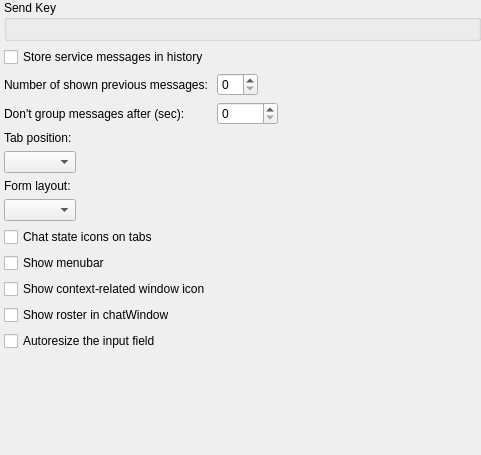
euroelessar/qutim, file core/src/corelayers/adiumchat/chatforms/tabbedchatform/settings/tabbedchatbehavior.ui: the form before one commit.
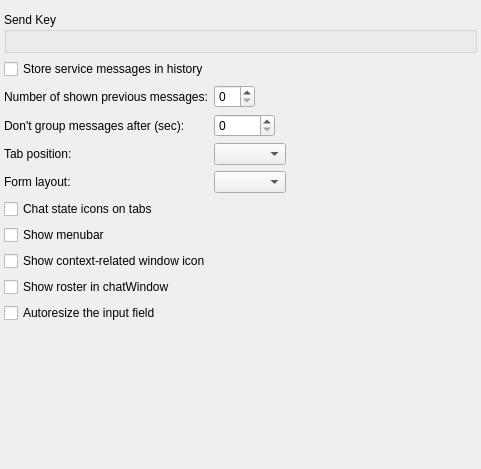
The form after the commit.

Commit message: [MacIntegration] ChatForm's tabs polishing

```diff
--- a/core/src/corelayers/adiumchat/chatforms/tabbedchatform/settings/tabbedchatbehavior.ui
+++ b/core/src/corelayers/adiumchat/chatforms/tabbedchatform/settings/tabbedchatbehavior.ui
@@ -7,7 +7,7 @@
     <x>0</x>
     <y>0</y>
     <width>481</width>
-    <height>455</height>
+    <height>469</height>
    </rect>
   </property>
   <property name="windowTitle">
@@ -15,47 +15,28 @@
   </property>
   <layout class="QFormLayout" name="formLayout">
    <property name="fieldGrowthPolicy">
-    <enum>QFormLayout::ExpandingFieldsGrow</enum>
-   </property>
-   <property name="rowWrapPolicy">
-    <enum>QFormLayout::WrapLongRows</enum>
-   </property>
-   <property name="labelAlignment">
-    <set>Qt::AlignLeading|Qt::AlignLeft|Qt::AlignVCenter</set>
+    <enum>QFormLayout::FieldsStayAtSizeHint</enum>
    </property>
    <property name="leftMargin">
     <number>4</number>
    </property>
    <property name="topMargin">
-    <number>0</number>
+    <number>12</number>
    </property>
    <property name="rightMargin">
-    <number>0</number>
+    <number>4</number>
    </property>
    <property name="bottomMargin">
-    <number>0</number>
+    <number>1</number>
    </property>
    <item row="0" column="0" colspan="2">
     <widget class="QGroupBox" name="groupBox">
-     <property name="sizePolicy">
-      <sizepolicy hsizetype="Preferred" vsizetype="Preferred">
-       <horstretch>0</horstretch>
-       <verstretch>0</verstretch>
-      </sizepolicy>
-     </property>
      <property name="title">
       <string>Send Key</string>
      </property>
      <layout class="QGridLayout" name="gridLayout_2"/>
     </widget>
    </item>
-   <item row="1" column="0">
-    <widget class="QCheckBox" name="storeBox">
-     <property name="text">
-      <string>Store service messages in history</string>
-     </property>
-    </widget>
-   </item>
    <item row="2" column="0">
     <widget class="QLabel" name="label">
      <property name="toolTip">
@@ -90,54 +71,61 @@
      </property>
     </widget>
    </item>
-   <item row="5" column="0">
+   <item row="4" column="1">
     <widget class="QComboBox" name="tabPositionBox"/>
    </item>
-   <item row="6" column="0">
+   <item row="5" column="0">
     <widget class="QLabel" name="label_4">
      <property name="text">
       <string>Form layout:</string>
      </property>
     </widget>
    </item>
-   <item row="7" column="0">
+   <item row="5" column="1">
     <widget class="QComboBox" name="formLayoutBox"/>
    </item>
-   <item row="8" column="0">
+   <item row="1" column="0" colspan="2">
+    <widget class="QCheckBox" name="storeBox">
+     <property name="text">
+      <string>Store service messages in history</string>
+     </property>
+    </widget>
+   </item>
+   <item row="6" column="0" colspan="2">
     <widget class="QCheckBox" name="stateBox">
      <property name="text">
       <string>Chat state icons on tabs</string>
      </property>
     </widget>
    </item>
-   <item row="9" column="0">
+   <item row="7" column="0" colspan="2">
     <widget class="QCheckBox" name="menuBox">
      <property name="text">
       <string>Show menubar</string>
      </property>
     </widget>
    </item>
-   <item row="12" column="0">
-    <widget class="QCheckBox" name="autoresizeBox">
-     <property name="text">
-      <string>Autoresize the input field</string>
-     </property>
-    </widget>
-   </item>
-   <item row="10" column="0">
+   <item row="8" column="0" colspan="2">
     <widget class="QCheckBox" name="customIconBox">
      <property name="text">
       <string>Show context-related window icon</string>
      </property>
     </widget>
    </item>
-   <item row="11" column="0">
+   <item row="9" column="0" colspan="2">
     <widget class="QCheckBox" name="rosterBox">
      <property name="text">
       <string>Show roster in chatWindow</string>
      </property>
     </widget>
    </item>
+   <item row="10" column="0" colspan="2">
+    <widget class="QCheckBox" name="autoresizeBox">
+     <property name="text">
+      <string>Autoresize the input field</string>
+     </property>
+    </widget>
+   </item>
   </layout>
  </widget>
  <resources/>
```
The commit also changes 7 other files.
